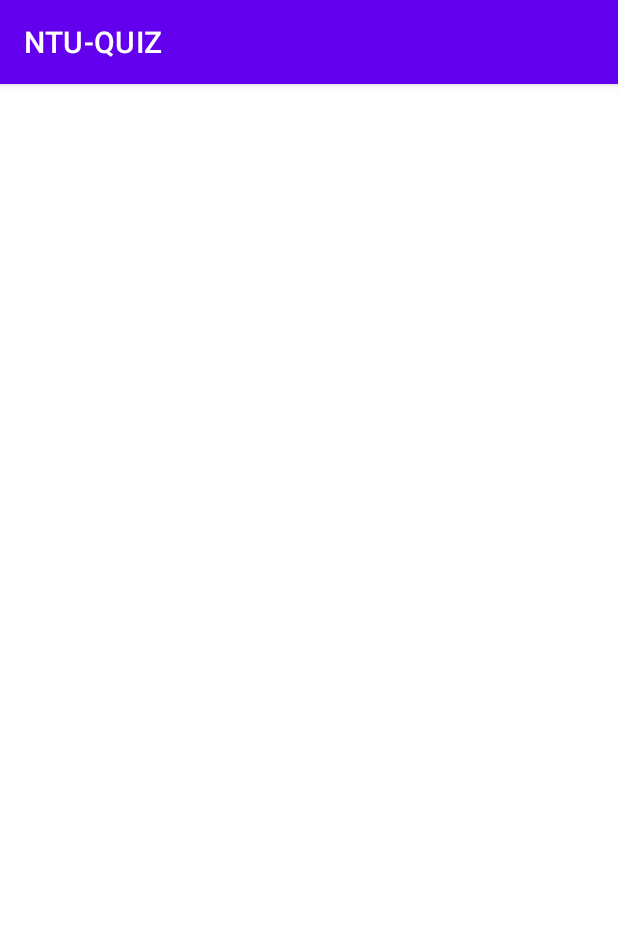
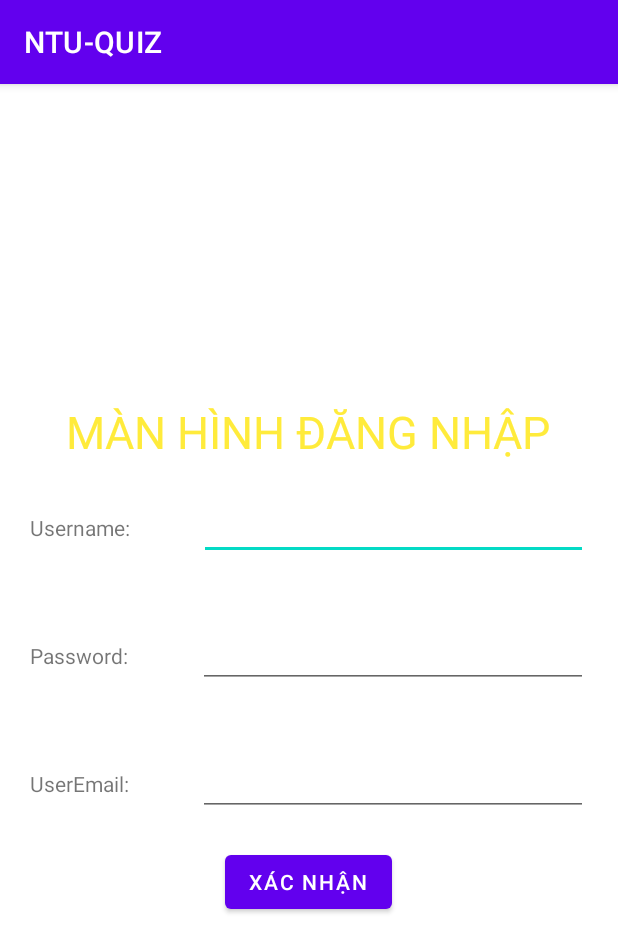
Before and after one commit to MinhQuan1808/62133209-AndroidProgramming, an Android app: the LoginActivity screen opened directly, with no data from a screen before it, on a phone screen of 412 x 824 dp. Shown: the top 952 px of the screen. Run offline under Robolectric (Android 15) with nearby library versions, the phone set to English and light mode, and no system bars.

Commit message:
Cap nhap EX7 lan 2

```diff
--- a/Ex7_IntentLogin/app/src/main/res/layout/activity_login.xml
+++ b/Ex7_IntentLogin/app/src/main/res/layout/activity_login.xml
@@ -1,9 +1,90 @@
 <?xml version="1.0" encoding="utf-8"?>
-<androidx.constraintlayout.widget.ConstraintLayout xmlns:android="http://schemas.android.com/apk/res/android"
+<LinearLayout xmlns:android="http://schemas.android.com/apk/res/android"
     xmlns:app="http://schemas.android.com/apk/res-auto"
     xmlns:tools="http://schemas.android.com/tools"
     android:layout_width="match_parent"
     android:layout_height="match_parent"
+    android:orientation="vertical"
+    android:gravity="center_horizontal|center_vertical"
     tools:context=".LoginActivity">
 
-</androidx.constraintlayout.widget.ConstraintLayout>
+    <TextView
+        android:id="@+id/textView2"
+        android:layout_width="wrap_content"
+        android:layout_height="wrap_content"
+        android:text="MÀN HÌNH ĐĂNG NHẬP"
+        android:textColor="#FFEB3B"
+        android:textSize="30dp" />
+
+    <LinearLayout
+        android:layout_width="match_parent"
+        android:layout_height="wrap_content"
+        android:padding="20dp"
+        android:orientation="horizontal">
+
+        <TextView
+            android:id="@+id/textView3"
+            android:layout_width="wrap_content"
+            android:layout_height="wrap_content"
+            android:layout_weight="1"
+            android:text="Username:" />
+
+        <EditText
+            android:id="@+id/edtUserName"
+            android:layout_width="wrap_content"
+            android:layout_height="wrap_content"
+            android:layout_weight="1"
+            android:ems="10"
+            android:inputType="textPersonName" />
+    </LinearLayout>
+
+    <LinearLayout
+        android:layout_width="match_parent"
+        android:layout_height="wrap_content"
+        android:padding="20dp"
+        android:orientation="horizontal">
+
+        <TextView
+            android:id="@+id/textView4"
+            android:layout_width="wrap_content"
+            android:layout_height="wrap_content"
+            android:layout_weight="1"
+            android:text="Password:" />
+
+        <EditText
+            android:id="@+id/edtPass"
+            android:layout_width="wrap_content"
+            android:layout_height="wrap_content"
+            android:layout_weight="1"
+            android:ems="10"
+            android:inputType="textPersonName" />
+    </LinearLayout>
+
+    <LinearLayout
+        android:layout_width="match_parent"
+        android:layout_height="wrap_content"
+        android:padding="20dp"
+        android:orientation="horizontal">
+
+        <TextView
+            android:id="@+id/textView5"
+            android:layout_width="wrap_content"
+            android:layout_height="wrap_content"
+            android:layout_weight="1"
+            android:text="UserEmail:" />
+
+        <EditText
+            android:id="@+id/edtMail"
+            android:layout_width="wrap_content"
+            android:layout_height="wrap_content"
+            android:layout_weight="1"
+            android:ems="10"
+            android:inputType="textPersonName" />
+    </LinearLayout>
+
+    <Button
+        android:id="@+id/btnOK"
+        android:layout_width="wrap_content"
+        android:layout_height="wrap_content"
+        android:text="Xác Nhận" />
+</LinearLayout>
--- a/Ex7_IntentLogin/app/src/main/res/layout/activity_main.xml
+++ b/Ex7_IntentLogin/app/src/main/res/layout/activity_main.xml
@@ -16,7 +16,7 @@
         android:textSize="30dp" />
 
     <Button
-        android:id="@+id/btnDN"
+        android:id="@+id/btnLogin"
         android:layout_width="wrap_content"
         android:layout_height="wrap_content"
         android:text="Đăng Nhập" />
```
